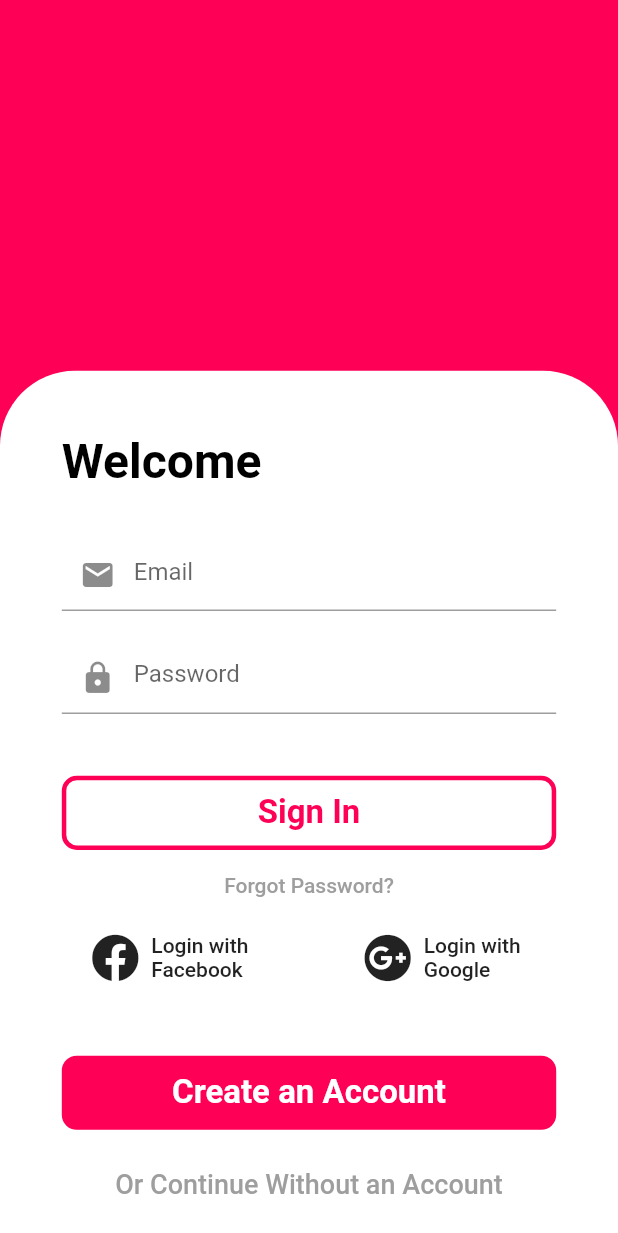
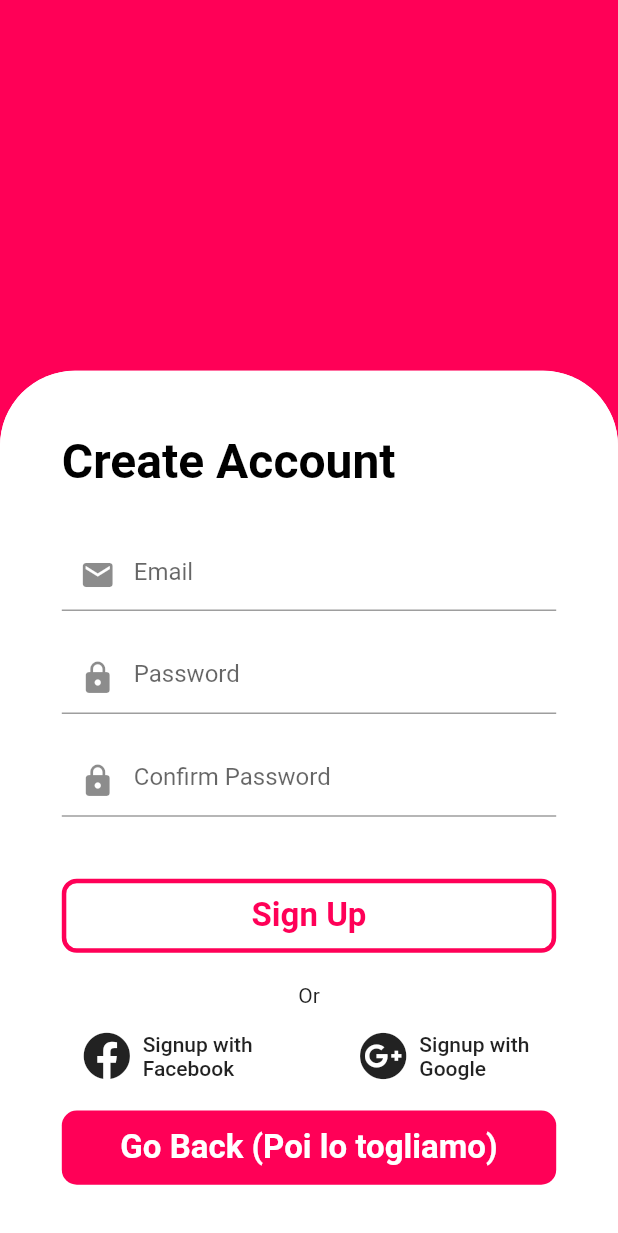
Before and after one commit to alemaggi/app-tesi, a Flutter app: the screen it shows after launch, after a tap on "Create an Account", on a phone screen of 412 x 824 dp. Shown: the top 1233 px of the screen. Run offline on Flutter 3.47's test engine with Material 2 defaults, Android fonts, the phone set to English and light mode, and no system bars; our stand-ins replace font_awesome_flutter.

Commit message:
Started working on Signup UI and working on a smoother tranistion between login and signup pages

```diff
--- a/lib/Login/login.dart
+++ b/lib/Login/login.dart
@@ -1,3 +1,4 @@
+import 'package:app_tesi/Signup/signup.dart';
 import 'package:flutter/material.dart';
 
 import 'package:font_awesome_flutter/font_awesome_flutter.dart';
@@ -10,6 +11,8 @@ class Login extends StatefulWidget {
 class _LoginState extends State<Login> {
   //Form key --> Serve per validare gli input e procedere con il login
   final _formKey = GlobalKey<FormState>();
+
+  bool isLogin = true;
 
   @override
   Widget build(BuildContext context) {
@@ -29,7 +32,8 @@ class _LoginState extends State<Login> {
                   topRight: Radius.circular(50),
                 ),
               ),
-              child: Column(
+              child: isLogin
+                  ? Column(
                       crossAxisAlignment: CrossAxisAlignment.center,
                       children: <Widget>[
                         Container(
@@ -66,7 +70,8 @@ class _LoginState extends State<Login> {
                                   ),
                                 ),
                                 Container(
-                            height: MediaQuery.of(context).size.width * 0.05,
+                                  height:
+                                      MediaQuery.of(context).size.width * 0.05,
                                 ),
                                 TextFormField(
                                   keyboardType: TextInputType.text,
@@ -139,7 +144,7 @@ class _LoginState extends State<Login> {
                           width: MediaQuery.of(context).size.width * 0.8,
                           height: MediaQuery.of(context).size.width * 0.12,
                           margin: EdgeInsets.only(
-                      top: MediaQuery.of(context).size.width * 0.1,
+                            top: MediaQuery.of(context).size.width * 0.04,
                           ),
                           child: FlatButton(
                             color: Color.fromRGBO(255, 0, 87, 1),
@@ -150,7 +155,11 @@ class _LoginState extends State<Login> {
                                   fontSize: 22,
                                   fontWeight: FontWeight.bold),
                             ),
-                      onPressed: () {},
+                            onPressed: () {
+                              setState(() {
+                                isLogin = false;
+                              });
+                            },
                             shape: RoundedRectangleBorder(
                               borderRadius: new BorderRadius.circular(10.0),
                             ),
@@ -158,11 +167,20 @@ class _LoginState extends State<Login> {
                         ),
                         Container(
                           margin: EdgeInsets.only(
-                        top: MediaQuery.of(context).size.width * 0.03),
+                              top: MediaQuery.of(context).size.width * 0.04),
+                          child: Text(
+                            "Or",
+                            style: TextStyle(
+                              color: Colors.grey,
+                              fontSize: 14,
+                            ),
+                          ),
+                        ),
+                        Container(
                           child: FlatButton(
                             onPressed: () {},
                             child: Text(
-                        "Or Continue Without an Account",
+                              "Continue Without an Account",
                               style: TextStyle(
                                 color: Colors.grey,
                                 fontSize: 18,
@@ -171,7 +189,8 @@ class _LoginState extends State<Login> {
                           ),
                         ),
                       ],
-              ),
+                    )
+                  : Signup(),
             ),
           ],
         ),
--- /dev/null
+++ b/lib/Signup/signup.dart
@@ -0,0 +1,179 @@
+import 'package:app_tesi/Login/login.dart';
+import 'package:flutter/material.dart';
+
+import 'package:font_awesome_flutter/font_awesome_flutter.dart';
+
+class Signup extends StatefulWidget {
+  @override
+  _SignupState createState() => _SignupState();
+}
+
+class _SignupState extends State<Signup> {
+  final _signupFormKey = GlobalKey<FormState>();
+
+  @override
+  Widget build(BuildContext context) {
+    return Container(
+      width: double.infinity,
+      height: MediaQuery.of(context).size.height * 0.7,
+      decoration: BoxDecoration(
+        color: Colors.white,
+        borderRadius: BorderRadius.only(
+          topLeft: Radius.circular(50),
+          topRight: Radius.circular(50),
+        ),
+      ),
+      child: Column(
+        crossAxisAlignment: CrossAxisAlignment.center,
+        children: <Widget>[
+          Container(
+            margin: EdgeInsets.only(
+                top: MediaQuery.of(context).size.width * 0.1,
+                bottom: MediaQuery.of(context).size.width * 0.08),
+            width: MediaQuery.of(context).size.width * 0.8,
+            child: Row(
+              mainAxisAlignment: MainAxisAlignment.start,
+              children: <Widget>[
+                Text(
+                  "Create Account",
+                  style: TextStyle(
+                    color: Colors.black,
+                    fontSize: 32,
+                    fontWeight: FontWeight.bold,
+                  ),
+                ),
+              ],
+            ),
+          ),
+          Container(
+            width: MediaQuery.of(context).size.width * 0.8,
+            child: Form(
+              key: _signupFormKey,
+              child: Column(
+                children: <Widget>[
+                  TextFormField(
+                    keyboardType: TextInputType.text,
+                    controller: null, //TODO: Fare controller
+                    decoration: InputDecoration(
+                      hintText: "Email",
+                      prefixIcon: Icon(Icons.email),
+                    ),
+                  ),
+                  Container(
+                    height: MediaQuery.of(context).size.width * 0.05,
+                  ),
+                  TextFormField(
+                    keyboardType: TextInputType.text,
+                    controller: null, //TODO: Fare controller
+                    obscureText: true,
+                    decoration: InputDecoration(
+                      hintText: "Password",
+                      prefixIcon: Icon(Icons.lock),
+                    ),
+                  ),
+                  Container(
+                    height: MediaQuery.of(context).size.width * 0.05,
+                  ),
+                  TextFormField(
+                    keyboardType: TextInputType.text,
+                    controller: null, //TODO: Fare controller
+                    obscureText: true,
+                    decoration: InputDecoration(
+                      hintText: "Confirm Password",
+                      prefixIcon: Icon(Icons.lock),
+                    ),
+                  ),
+                ],
+              ),
+            ),
+          ),
+          Container(
+            width: MediaQuery.of(context).size.width * 0.8,
+            height: MediaQuery.of(context).size.width * 0.12,
+            margin: EdgeInsets.only(
+              top: MediaQuery.of(context).size.width * 0.1,
+            ),
+            child: FlatButton(
+              child: Text(
+                "Sign Up",
+                style: TextStyle(
+                    color: Color.fromRGBO(255, 0, 87, 1),
+                    fontSize: 22,
+                    fontWeight: FontWeight.bold),
+              ),
+              onPressed: () {},
+              shape: RoundedRectangleBorder(
+                borderRadius: new BorderRadius.circular(10.0),
+                side: BorderSide(
+                  color: Color.fromRGBO(255, 0, 87, 1),
+                  width: 3,
+                ),
+              ),
+            ),
+          ),
+          Container(
+            margin:
+                EdgeInsets.only(top: MediaQuery.of(context).size.width * 0.05),
+            child: Text(
+              "Or",
+              style: TextStyle(
+                fontSize: 14,
+              ),
+            ),
+          ),
+          Container(
+            margin:
+                EdgeInsets.only(top: MediaQuery.of(context).size.width * 0.02),
+            child: Row(
+              mainAxisAlignment: MainAxisAlignment.spaceEvenly,
+              children: <Widget>[
+                FlatButton.icon(
+                  label: Text('Signup with\n' + 'Facebook'),
+                  onPressed: () {},
+                  icon: FaIcon(
+                    FontAwesomeIcons.facebook,
+                    size: 32,
+                  ),
+                ),
+                FlatButton.icon(
+                  label: Text('Signup with\n' + 'Google'),
+                  onPressed: () {},
+                  icon: FaIcon(
+                    FontAwesomeIcons.googlePlus,
+                    size: 32,
+                  ),
+                ),
+              ],
+            ),
+          ),
+          Container(
+            width: MediaQuery.of(context).size.width * 0.8,
+            height: MediaQuery.of(context).size.width * 0.12,
+            margin: EdgeInsets.only(
+              top: MediaQuery.of(context).size.width * 0.03,
+            ),
+            child: FlatButton(
+              color: Color.fromRGBO(255, 0, 87, 1),
+              child: Text(
+                "Go Back (Poi lo togliamo)", //TODO: Toglerlo
+                style: TextStyle(
+                    color: Colors.white,
+                    fontSize: 22,
+                    fontWeight: FontWeight.bold),
+              ),
+              onPressed: () {
+                Navigator.push(
+                  context,
+                  MaterialPageRoute(builder: (context) => Login()),
+                );
+              },
+              shape: RoundedRectangleBorder(
+                borderRadius: new BorderRadius.circular(10.0),
+              ),
+            ),
+          ),
+        ],
+      ),
+    );
+  }
+}
```
Lines whose indentation alone changed are shown as unchanged.
